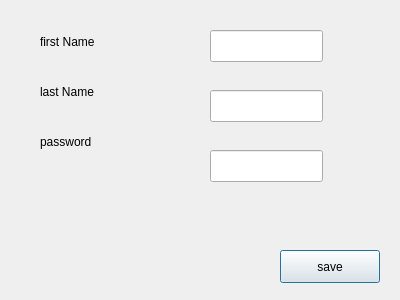
This is editadminwindow.ui in anashaybani/Bank as Qt 5 draws it before an edit. The edited form follows.
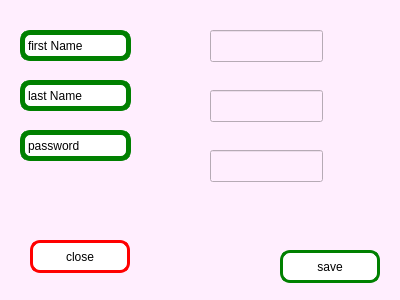
This is the edited form.

What changed in the file:
```diff
--- a/editadminwindow.ui
+++ b/editadminwindow.ui
@@ -13,15 +13,27 @@
   <property name="windowTitle">
    <string>Dialog</string>
   </property>
+  <property name="styleSheet">
+   <string notr="true">background-color: rgb(255, 238, 254);
+color: rgb(0, 0, 0);</string>
+  </property>
   <widget class="QLabel" name="label_2">
    <property name="geometry">
     <rect>
-     <x>40</x>
+     <x>20</x>
      <y>80</y>
-     <width>72</width>
-     <height>24</height>
+     <width>111</width>
+     <height>31</height>
     </rect>
    </property>
+   <property name="styleSheet">
+    <string notr="true">border:5px solid green;
+font: 10pt &quot;Segoe UI&quot;;
+background: rgb(255, 255, 255);
+color: rgb(0, 0, 0);
+gridline-color: rgb(0, 0, 0);
+border-radius:10px;</string>
+   </property>
    <property name="text">
     <string>last Name</string>
    </property>
@@ -29,12 +41,20 @@
   <widget class="QLabel" name="label_3">
    <property name="geometry">
     <rect>
-     <x>40</x>
+     <x>20</x>
      <y>130</y>
-     <width>72</width>
-     <height>24</height>
+     <width>111</width>
+     <height>31</height>
     </rect>
    </property>
+   <property name="styleSheet">
+    <string notr="true">border:5px solid green;
+font: 10pt &quot;Segoe UI&quot;;
+background: rgb(255, 255, 255);
+color: rgb(0, 0, 0);
+gridline-color: rgb(0, 0, 0);
+border-radius:10px;</string>
+   </property>
    <property name="text">
     <string>password</string>
    </property>
@@ -42,12 +62,20 @@
   <widget class="QLabel" name="label">
    <property name="geometry">
     <rect>
-     <x>40</x>
+     <x>20</x>
      <y>30</y>
-     <width>72</width>
-     <height>24</height>
+     <width>111</width>
+     <height>31</height>
     </rect>
    </property>
+   <property name="styleSheet">
+    <string notr="true">border:5px solid green;
+font: 10pt &quot;Segoe UI&quot;;
+background: rgb(255, 255, 255);
+color: rgb(0, 0, 0);
+gridline-color: rgb(0, 0, 0);
+border-radius:10px;</string>
+   </property>
    <property name="text">
     <string>first Name</string>
    </property>
@@ -61,6 +89,14 @@
      <height>33</height>
     </rect>
    </property>
+   <property name="styleSheet">
+    <string notr="true">border:3px solid green;
+font: 10pt &quot;Segoe UI&quot;;
+background: rgb(255, 255, 255);
+color: rgb(0, 0, 0);
+gridline-color: rgb(0, 0, 0);
+border-radius:10px;</string>
+   </property>
    <property name="text">
     <string>save</string>
    </property>
@@ -95,6 +131,28 @@
     </rect>
    </property>
   </widget>
+  <widget class="QPushButton" name="closeButton">
+   <property name="geometry">
+    <rect>
+     <x>30</x>
+     <y>240</y>
+     <width>100</width>
+     <height>33</height>
+    </rect>
+   </property>
+   <property name="styleSheet">
+    <string notr="true">border:3px solid red;
+font: 10pt &quot;Segoe UI&quot;;
+background: rgb(255, 255, 255);
+color: rgb(0, 0, 0);
+gridline-color: rgb(0, 0, 0);
+border-radius:10px;
+</string>
+   </property>
+   <property name="text">
+    <string>close</string>
+   </property>
+  </widget>
  </widget>
  <resources/>
  <connections/>
```
